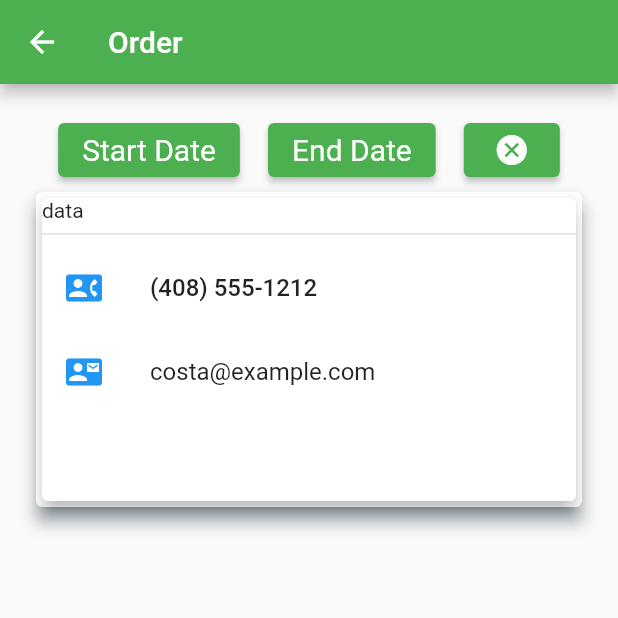
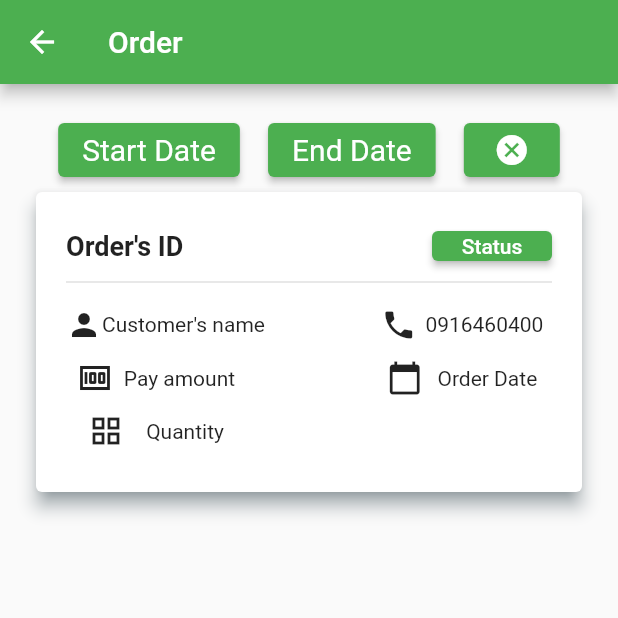
Before and after one commit to Grocery-Store-Management/GSMS.MobileApp.SWD, a Flutter app: the OrderListScreen screen opened by its route, on a phone screen of 412 x 824 dp, the top half of it. Run offline on Flutter 3.47's test engine with Material 2 defaults, Android fonts, the phone set to English and light mode, and no system bars; our stand-ins replace equatable.

Commit message:
Update item_card.dart

```diff
--- a/lib/widgets/item_card.dart
+++ b/lib/widgets/item_card.dart
@@ -13,41 +13,131 @@ class _ItemCardState extends State<ItemCard> {
     // Figma Flutter Generator ItemCard - COMPONENT
 
     return SizedBox(
-      height: 210,
-      child: Card(
-        elevation: 5,
+      height: 200,
+      child: Container(
+        padding: const EdgeInsets.all(20.0),
+        alignment: Alignment.center,
         child: Column(
+          crossAxisAlignment: CrossAxisAlignment.start,
+          mainAxisSize: MainAxisSize.max,
+          mainAxisAlignment: MainAxisAlignment.spaceEvenly,
           children: [
             Row(
               crossAxisAlignment: CrossAxisAlignment.center,
+              mainAxisAlignment: MainAxisAlignment.spaceBetween,
+              mainAxisSize: MainAxisSize.max,
               children: [
-                Text("data"),
+                const Text(
+                  "Order's ID",
+                  style: TextStyle(fontWeight: FontWeight.bold, fontSize: 18),
+                ),
+                // Status box
+                ConstrainedBox(
+                  constraints: const BoxConstraints(
+                    minWidth: 80.0,
+                    minHeight: 20.0,
+                  ),
+                  child: SizedBox.shrink(
+                    child: ElevatedButton(
+                      child: const Text('Status'),
+                      onPressed: () {},
+                    ),
+                  ),
+                ),
               ],
             ),
             const Divider(
               thickness: 1.0,
             ),
-            ListTile(
-              title: const Text(
-                '(408) 555-1212',
-                style: TextStyle(fontWeight: FontWeight.w500),
-              ),
-              leading: Icon(
-                Icons.contact_phone,
-                color: Colors.blue[500],
-              ),
+            Row(
+              crossAxisAlignment: CrossAxisAlignment.center,
+              mainAxisAlignment: MainAxisAlignment.spaceBetween,
+              mainAxisSize: MainAxisSize.max,
+              children: [
+                ConstrainedBox(
+                  constraints: const BoxConstraints(
+                    minWidth: 120.0,
+                    minHeight: 30.0,
+                  ),
+                  child: Row(
+                    mainAxisAlignment: MainAxisAlignment.spaceEvenly,
+                    children: [
+                      Icon(Icons.person),
+                      Text("Customer's name"),
+                    ],
+                  ),
+                ),
+                ConstrainedBox(
+                  constraints: const BoxConstraints(
+                    minWidth: 120.0,
+                    minHeight: 30.0,
+                  ),
+                  child: Row(
+                    mainAxisAlignment: MainAxisAlignment.spaceEvenly,
+                    children: [
+                      Icon(Icons.phone),
+                      Text("0916460400"),
+                    ],
+                  ),
+                ),
+              ],
             ),
-            ListTile(
-              title: const Text('costa@example.com'),
-              leading: Icon(
-                Icons.contact_mail,
-                color: Colors.blue[500],
-              ),
+            Row(
+              crossAxisAlignment: CrossAxisAlignment.center,
+              mainAxisAlignment: MainAxisAlignment.spaceBetween,
+              mainAxisSize: MainAxisSize.max,
+              children: [
+                ConstrainedBox(
+                  constraints: const BoxConstraints(
+                    minWidth: 120.0,
+                    minHeight: 30.0,
+                  ),
+                  child: Row(
+                    mainAxisAlignment: MainAxisAlignment.spaceEvenly,
+                    children: [
+                      Icon(Icons.money),
+                      Text("Pay amount"),
+                    ],
+                  ),
+                ),
+                ConstrainedBox(
+                  constraints: const BoxConstraints(
+                    minWidth: 120.0,
+                    minHeight: 30.0,
+                  ),
+                  child: Row(
+                    mainAxisAlignment: MainAxisAlignment.spaceEvenly,
+                    children: [
+                      Icon(Icons.calendar_today),
+                      Text("Order Date"),
+                    ],
+                  ),
+                ),
+              ],
+            ),
+            Row(
+              crossAxisAlignment: CrossAxisAlignment.center,
+              mainAxisAlignment: MainAxisAlignment.spaceBetween,
+              mainAxisSize: MainAxisSize.max,
+              children: [
+                ConstrainedBox(
+                  constraints: const BoxConstraints(
+                    minWidth: 120.0,
+                    minHeight: 30.0,
+                  ),
+                  child: Row(
+                    mainAxisAlignment: MainAxisAlignment.spaceEvenly,
+                    children: [
+                      Icon(Icons.grid_view),
+                      Text("Quantity"),
+                    ],
+                  ),
+                ),
+              ],
             ),
           ],
         ),
       ),
     );
-    ;
   }
 }
```
